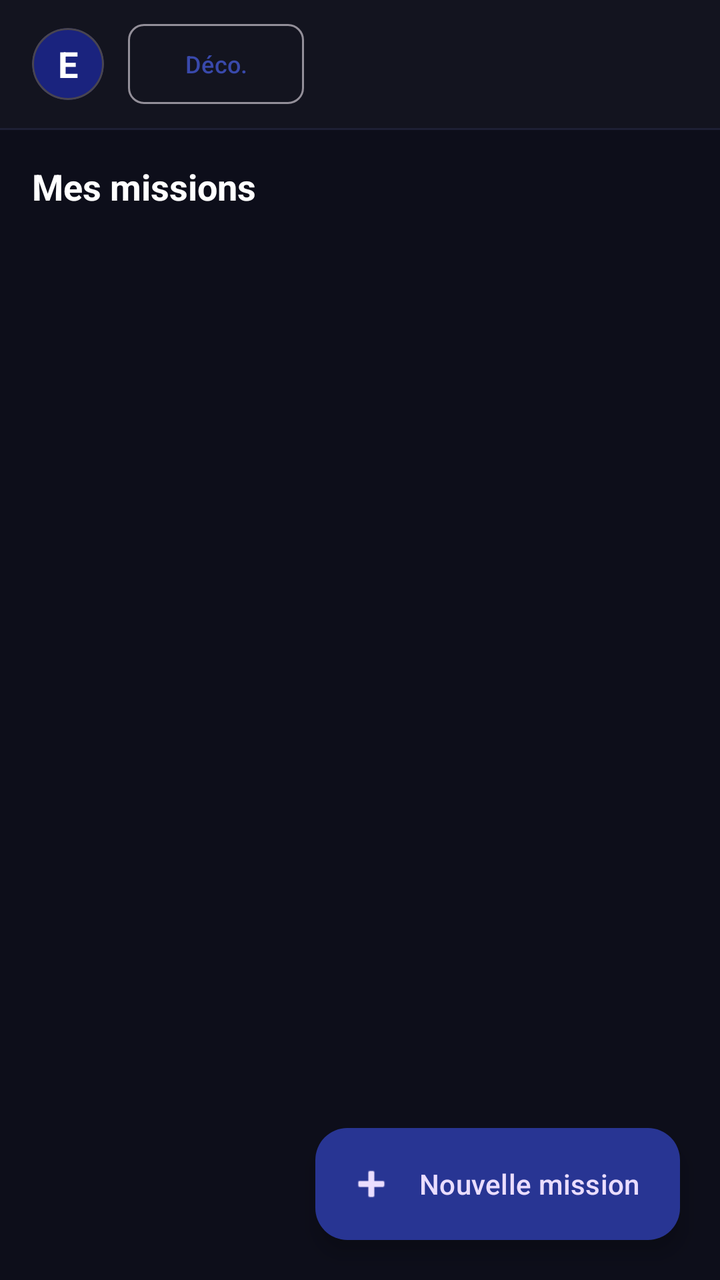
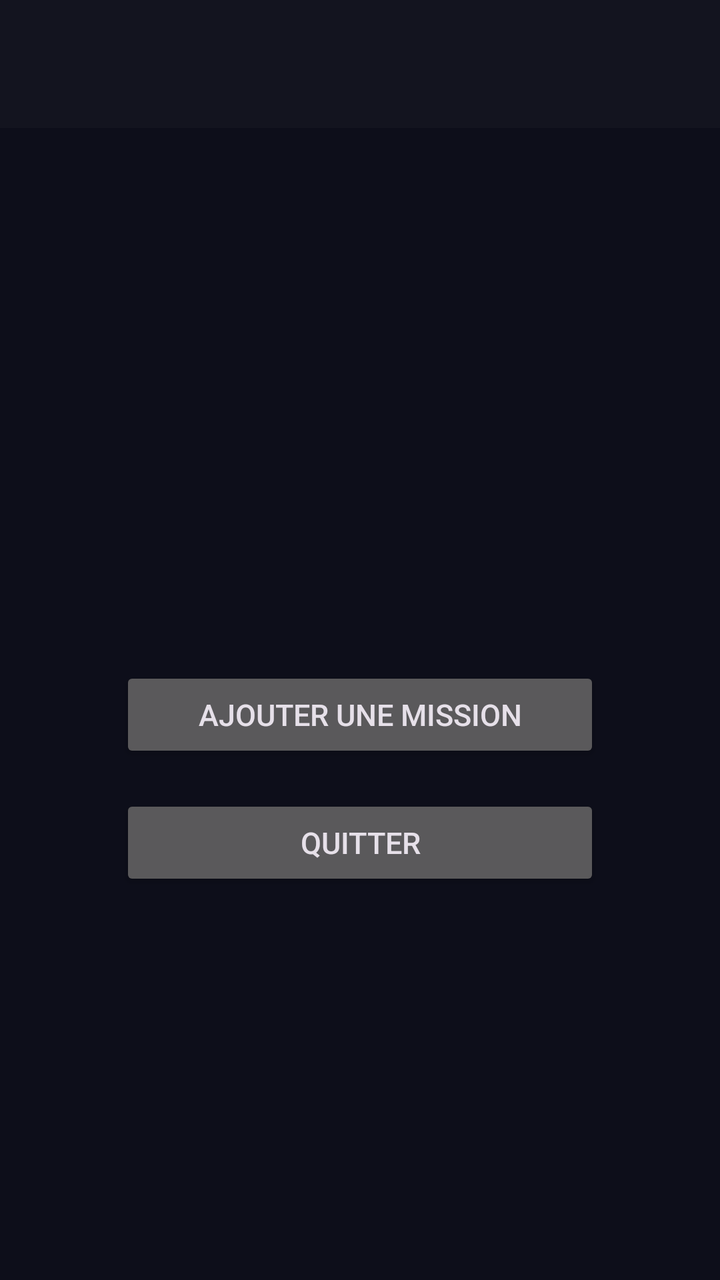

Two renders of the same Android screen: before a commit and after it. Below are the layout's source before the change and the commit's diff.
<!-- AndroidManifest.xml: application theme Theme.Epoka -->
<!-- res/layout/activity_main.xml -->
<?xml version="1.0" encoding="utf-8"?>
<androidx.coordinatorlayout.widget.CoordinatorLayout
    xmlns:android="http://schemas.android.com/apk/res/android"
    xmlns:app="http://schemas.android.com/apk/res-auto"
    android:layout_width="match_parent"
    android:layout_height="match_parent"
    android:background="@color/background">

    
    <com.google.android.material.appbar.AppBarLayout
        android:id="@+id/appBarLayout"
        android:layout_width="match_parent"
        android:layout_height="wrap_content"
        android:background="@color/surface"
        app:elevation="0dp">

        <androidx.appcompat.widget.Toolbar
            android:id="@+id/toolbar"
            android:layout_width="match_parent"
            android:layout_height="wrap_content"
            android:minHeight="?attr/actionBarSize"
            android:paddingHorizontal="8dp">

            
            <com.google.android.material.card.MaterialCardView
                android:layout_width="36dp"
                android:layout_height="36dp"
                app:cardCornerRadius="18dp"
                app:cardBackgroundColor="@color/primary_dark"
                android:layout_marginEnd="12dp">
                <TextView
                    android:layout_width="match_parent"
                    android:layout_height="match_parent"
                    android:text="E"
                    android:textSize="18sp"
                    android:textColor="@color/on_primary"
                    android:textStyle="bold"
                    android:gravity="center" />
            </com.google.android.material.card.MaterialCardView>

            <LinearLayout
                android:layout_width="0dp"
                android:layout_height="wrap_content"
                android:layout_weight="1"
                android:orientation="vertical">
                <TextView
                    android:id="@+id/tvUserName"
                    android:layout_width="wrap_content"
                    android:layout_height="wrap_content"
                    android:textSize="15sp"
                    android:textColor="@color/text_primary"
                    android:textStyle="bold" />
                <TextView
                    android:id="@+id/tvUserFonction"
                    android:layout_width="wrap_content"
                    android:layout_height="wrap_content"
                    android:textSize="12sp"
                    android:textColor="@color/text_secondary" />
            </LinearLayout>

            <com.google.android.material.button.MaterialButton
                android:id="@+id/btnLogout"
                android:layout_width="wrap_content"
                android:layout_height="wrap_content"
                android:text="Déco."
                android:textSize="12sp"
                style="@style/Widget.Material3.Button.OutlinedButton"
                app:cornerRadius="8dp" />

        </androidx.appcompat.widget.Toolbar>

        
        <View
            android:layout_width="match_parent"
            android:layout_height="1dp"
            android:background="@color/surface_variant" />

    </com.google.android.material.appbar.AppBarLayout>

    
    <LinearLayout
        android:layout_width="match_parent"
        android:layout_height="match_parent"
        android:orientation="vertical"
        app:layout_behavior="@string/appbar_scrolling_view_behavior">

        
        <LinearLayout
            android:layout_width="match_parent"
            android:layout_height="wrap_content"
            android:orientation="horizontal"
            android:paddingHorizontal="16dp"
            android:paddingTop="16dp"
            android:paddingBottom="8dp"
            android:gravity="center_vertical">

            <TextView
                android:layout_width="0dp"
                android:layout_height="wrap_content"
                android:layout_weight="1"
                android:text="Mes missions"
                android:textSize="18sp"
                android:textColor="@color/text_primary"
                android:textStyle="bold" />
        </LinearLayout>

        
        <ProgressBar
            android:id="@+id/progressBar"
            android:layout_width="wrap_content"
            android:layout_height="wrap_content"
            android:layout_gravity="center"
            android:visibility="gone"
            android:layout_marginTop="48dp" />

        
        <TextView
            android:id="@+id/tvEmpty"
            android:layout_width="match_parent"
            android:layout_height="wrap_content"
            android:text="@string/no_missions"
            android:textSize="14sp"
            android:textColor="@color/text_secondary"
            android:gravity="center"
            android:padding="48dp"
            android:visibility="gone" />

        
        <androidx.recyclerview.widget.RecyclerView
            android:id="@+id/recyclerView"
            android:layout_width="match_parent"
            android:layout_height="0dp"
            android:layout_weight="1"
            android:paddingHorizontal="12dp"
            android:paddingBottom="80dp"
            android:clipToPadding="false" />

    </LinearLayout>

    
    <com.google.android.material.floatingactionbutton.ExtendedFloatingActionButton
        android:id="@+id/fabCreate"
        android:layout_width="wrap_content"
        android:layout_height="wrap_content"
        android:layout_gravity="bottom|end"
        android:layout_margin="20dp"
        android:text="Nouvelle mission"
        app:icon="@android:drawable/ic_input_add"
        app:layout_behavior="@string/hide_bottom_view_on_scroll_behavior" />

</androidx.coordinatorlayout.widget.CoordinatorLayout>
<!-- resources referenced by this layout -->
<resources>
  <color name="background">#0D0E1A</color>
  <color name="on_primary">#FFFFFF</color>
  <color name="primary_dark">#1A237E</color>
  <color name="surface">#13141F</color>
  <color name="surface_variant">#1E2035</color>
  <color name="text_primary">#FFFFFF</color>
  <color name="text_secondary">#AAAAAA</color>
  <string name="no_missions">Aucune mission pour l\'instant.\nAppuyez sur + pour en créer une.</string>
  <style name="Theme.Epoka" parent="Theme.Material3.Dark.NoActionBar">
          <item name="colorPrimary">@color/primary</item>
          <item name="colorPrimaryContainer">@color/primary_container</item>
          <item name="colorOnPrimary">@color/on_primary</item>
          <item name="colorSurface">@color/surface</item>
          <item name="colorOnSurface">@color/on_surface</item>
          <item name="android:colorBackground">@color/background</item>
          <item name="colorError">@color/error</item>
  
          
          <item name="textInputStyle">@style/Widget.Material3.TextInputLayout.OutlinedBox</item>
      </style>
  <color name="primary">#3949AB</color>
  <color name="primary_container">#283593</color>
  <color name="on_surface">#FFFFFF</color>
  <color name="error">#EF4444</color>
</resources>

<!-- the commit's change to res/layout/activity_main.xml (unified diff, before → after) -->
@@ -1,151 +1,56 @@
 <?xml version="1.0" encoding="utf-8"?>
-<androidx.coordinatorlayout.widget.CoordinatorLayout
+<LinearLayout
     xmlns:android="http://schemas.android.com/apk/res/android"
-    xmlns:app="http://schemas.android.com/apk/res-auto"
     android:layout_width="match_parent"
     android:layout_height="match_parent"
+    android:orientation="vertical"
     android:background="@color/background">
 
     
-    <com.google.android.material.appbar.AppBarLayout
-        android:id="@+id/appBarLayout"
+    <androidx.appcompat.widget.Toolbar
+        android:id="@+id/toolbar"
         android:layout_width="match_parent"
-        android:layout_height="wrap_content"
+        android:layout_height="?attr/actionBarSize"
         android:background="@color/surface"
-        app:elevation="0dp">
-
-        <androidx.appcompat.widget.Toolbar
-            android:id="@+id/toolbar"
-            android:layout_width="match_parent"
-            android:layout_height="wrap_content"
-            android:minHeight="?attr/actionBarSize"
-            android:paddingHorizontal="8dp">
-
-            
-            <com.google.android.material.card.MaterialCardView
-                android:layout_width="36dp"
-                android:layout_height="36dp"
-                app:cardCornerRadius="18dp"
-                app:cardBackgroundColor="@color/primary_dark"
-                android:layout_marginEnd="12dp">
-                <TextView
-                    android:layout_width="match_parent"
-                    android:layout_height="match_parent"
-                    android:text="E"
-                    android:textSize="18sp"
-                    android:textColor="@color/on_primary"
-                    android:textStyle="bold"
-                    android:gravity="center" />
-            </com.google.android.material.card.MaterialCardView>
-
-            <LinearLayout
-                android:layout_width="0dp"
-                android:layout_height="wrap_content"
-                android:layout_weight="1"
-                android:orientation="vertical">
-                <TextView
-                    android:id="@+id/tvUserName"
-                    android:layout_width="wrap_content"
-                    android:layout_height="wrap_content"
-                    android:textSize="15sp"
-                    android:textColor="@color/text_primary"
-                    android:textStyle="bold" />
-                <TextView
-                    android:id="@+id/tvUserFonction"
-                    android:layout_width="wrap_content"
-                    android:layout_height="wrap_content"
-                    android:textSize="12sp"
-                    android:textColor="@color/text_secondary" />
-            </LinearLayout>
-
-            <com.google.android.material.button.MaterialButton
-                android:id="@+id/btnLogout"
-                android:layout_width="wrap_content"
-                android:layout_height="wrap_content"
-                android:text="Déco."
-                android:textSize="12sp"
-                style="@style/Widget.Material3.Button.OutlinedButton"
-                app:cornerRadius="8dp" />
-
-        </androidx.appcompat.widget.Toolbar>
-
-        
-        <View
-            android:layout_width="match_parent"
-            android:layout_height="1dp"
-            android:background="@color/surface_variant" />
-
-    </com.google.android.material.appbar.AppBarLayout>
+        style="@style/Theme.Epoka.Toolbar" />
 
     
     <LinearLayout
         android:layout_width="match_parent"
-        android:layout_height="match_parent"
+        android:layout_height="0dp"
+        android:layout_weight="1"
         android:orientation="vertical"
-        app:layout_behavior="@string/appbar_scrolling_view_behavior">
-
-        
-        <LinearLayout
-            android:layout_width="match_parent"
-            android:layout_height="wrap_content"
-            android:orientation="horizontal"
-            android:paddingHorizontal="16dp"
-            android:paddingTop="16dp"
-            android:paddingBottom="8dp"
-            android:gravity="center_vertical">
-
-            <TextView
-                android:layout_width="0dp"
-                android:layout_height="wrap_content"
-                android:layout_weight="1"
-                android:text="Mes missions"
-                android:textSize="18sp"
-                android:textColor="@color/text_primary"
-                android:textStyle="bold" />
-        </LinearLayout>
-
-        
-        <ProgressBar
-            android:id="@+id/progressBar"
-            android:layout_width="wrap_content"
-            android:layout_height="wrap_content"
-            android:layout_gravity="center"
-            android:visibility="gone"
-            android:layout_marginTop="48dp" />
+        android:gravity="center"
+        android:padding="32dp">
 
         
         <TextView
-            android:id="@+id/tvEmpty"
-            android:layout_width="match_parent"
+            android:id="@+id/tvGreeting"
+            android:layout_width="wrap_content"
             android:layout_height="wrap_content"
-            android:text="@string/no_missions"
-            android:textSize="14sp"
-            android:textColor="@color/text_secondary"
+            android:textSize="20sp"
+            android:textColor="@color/text_primary"
+            android:textStyle="bold"
             android:gravity="center"
-            android:padding="48dp"
-            android:visibility="gone" />
+            android:layout_marginBottom="48dp" />
 
         
-        <androidx.recyclerview.widget.RecyclerView
-            android:id="@+id/recyclerView"
-            android:layout_width="match_parent"
-            android:layout_height="0dp"
-            android:layout_weight="1"
-            android:paddingHorizontal="12dp"
-            android:paddingBottom="80dp"
-            android:clipToPadding="false" />
+        <Button
+            android:id="@+id/btnAddMission"
+            android:layout_width="240dp"
+            android:layout_height="wrap_content"
+            android:text="Ajouter une mission"
+            android:textSize="15sp"
+            android:layout_marginBottom="16dp" />
+
+        
+        <Button
+            android:id="@+id/btnQuit"
+            android:layout_width="240dp"
+            android:layout_height="wrap_content"
+            android:text="Quitter"
+            android:textSize="15sp" />
 
     </LinearLayout>
 
-    
-    <com.google.android.material.floatingactionbutton.ExtendedFloatingActionButton
-        android:id="@+id/fabCreate"
-        android:layout_width="wrap_content"
-        android:layout_height="wrap_content"
-        android:layout_gravity="bottom|end"
-        android:layout_margin="20dp"
-        android:text="Nouvelle mission"
-        app:icon="@android:drawable/ic_input_add"
-        app:layout_behavior="@string/hide_bottom_view_on_scroll_behavior" />
-
-</androidx.coordinatorlayout.widget.CoordinatorLayout>
+</LinearLayout>
<!-- resource entries referenced after the edit -->
@@ -1,13 +1,12 @@
 <!-- resources referenced by this layout -->
 <resources>
   <color name="background">#0D0E1A</color>
-  <color name="on_primary">#FFFFFF</color>
-  <color name="primary_dark">#1A237E</color>
   <color name="surface">#13141F</color>
-  <color name="surface_variant">#1E2035</color>
   <color name="text_primary">#FFFFFF</color>
-  <color name="text_secondary">#AAAAAA</color>
-  <string name="no_missions">Aucune mission pour l\'instant.\nAppuyez sur + pour en créer une.</string>
+  <style name="Theme.Epoka.Toolbar" parent="Widget.Material3.Toolbar">
+          <item name="android:background">@color/surface</item>
+          <item name="titleTextColor">@color/text_primary</item>
+      </style>
   <style name="Theme.Epoka" parent="Theme.Material3.Dark.NoActionBar">
           <item name="colorPrimary">@color/primary</item>
           <item name="colorPrimaryContainer">@color/primary_container</item>
@@ -22,6 +21,7 @@
       </style>
   <color name="primary">#3949AB</color>
   <color name="primary_container">#283593</color>
+  <color name="on_primary">#FFFFFF</color>
   <color name="on_surface">#FFFFFF</color>
   <color name="error">#EF4444</color>
 </resources>
